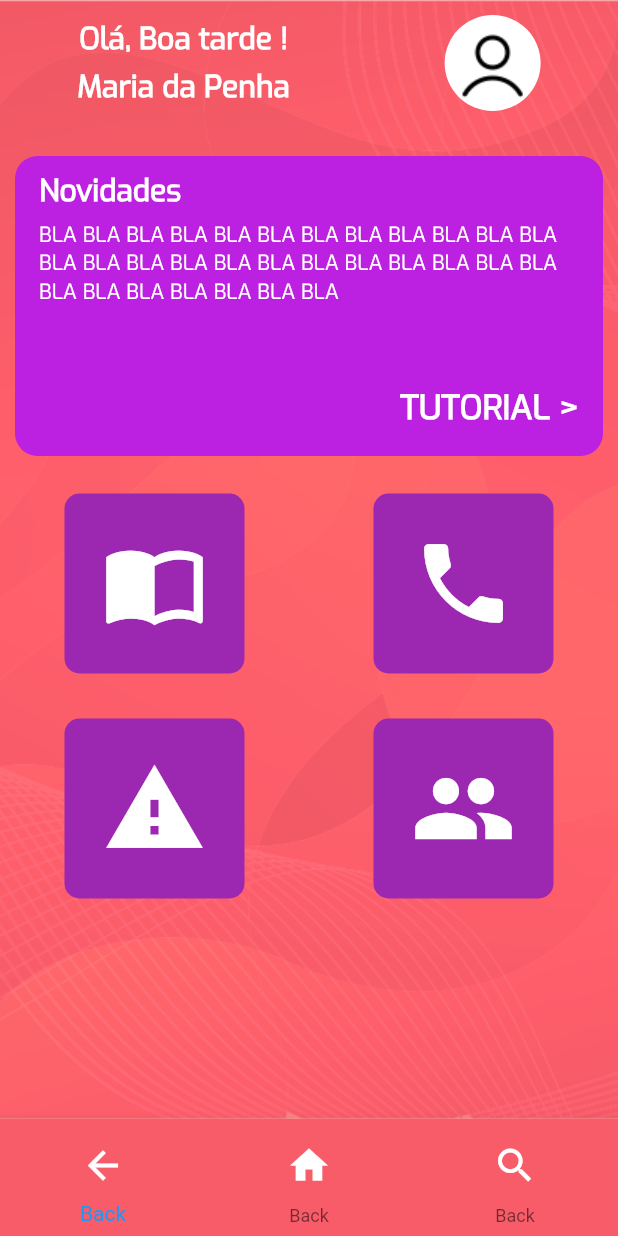
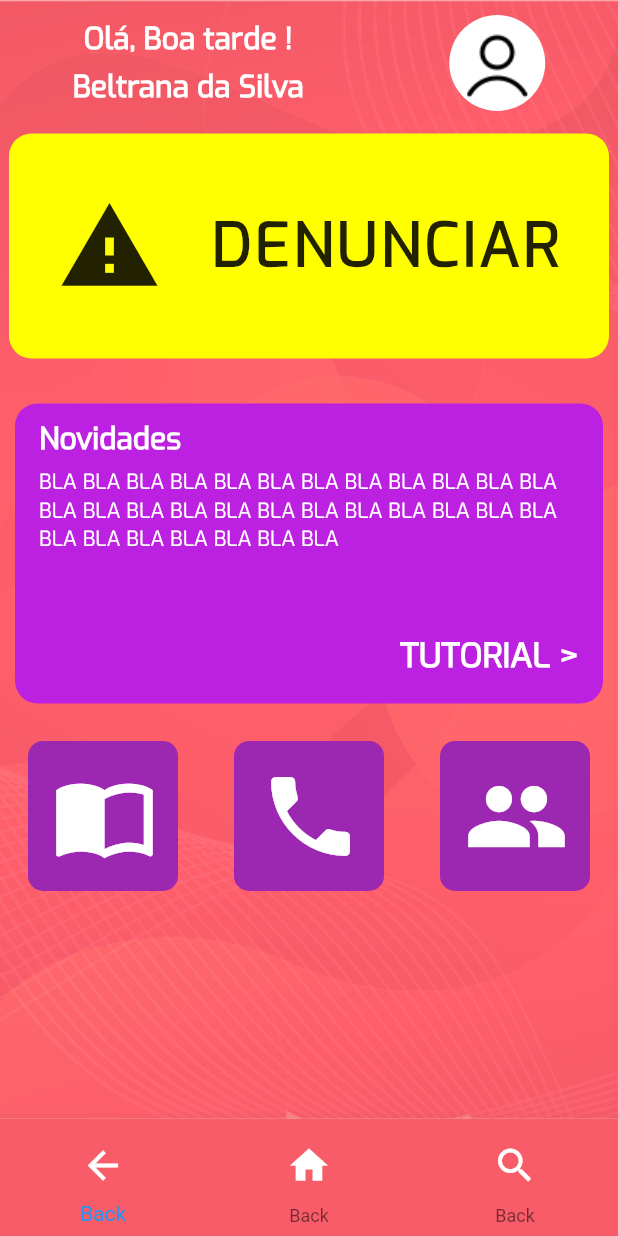
Before and after one commit to victoorraphael/arretadas_app, a Flutter app: the Info screen opened by its route, after a tap on "ENTRAR", on a phone screen of 412 x 824 dp. Run offline on Flutter 3.47's test engine with Material 2 defaults, Android fonts, the phone set to English and light mode, and no system bars.

Commit message:
change button DENUNCIAR

```diff
--- a/lib/screens/menu.dart
+++ b/lib/screens/menu.dart
@@ -39,7 +39,7 @@ class Menu extends StatelessWidget {
                           Container(
                             padding: EdgeInsets.only(top: 5),
                             child: Text(
-                              'Maria da Penha',
+                              'Beltrana da Silva',
                               style: TextStyle(
                                 color: Colors.white,
                                 fontSize: 20.0,
@@ -59,6 +59,33 @@ class Menu extends StatelessWidget {
                         child: Image.asset('assets/icon-person.png')
                       ),
                     ],
+                  ),
+                  Container(
+                    width: MediaQuery.of(context).size.width,
+                    height: 150.0,
+                    margin: EdgeInsets.only(left: 6, right: 6, top: 15),
+                    decoration: BoxDecoration(
+                      color: Colors.yellowAccent,
+                      borderRadius: BorderRadius.circular(15),
+                    ),
+                    child: Row(
+                      mainAxisAlignment: MainAxisAlignment.spaceEvenly,
+                      children: <Widget>[
+                        Icon(
+                          Icons.warning,
+                          size: 70,
+                        ),
+                        Text(
+                          'DENUNCIAR',
+                          style: TextStyle(
+                            fontFamily: 'Exo',
+                            fontWeight: FontWeight.bold,
+                            fontSize: 40,
+                            letterSpacing: 2,
+                          ),
+                        )
+                      ],
+                    ),
                   ),
                   SizedBox(height: 20,),
                   Container(
@@ -120,8 +147,8 @@ class Menu extends StatelessWidget {
                     children: <Widget>[
                       Container(
                         // Informacoes
-                        height: 120,
-                        width: 120,
+                        height: 100,
+                        width: 100,
                         decoration: BoxDecoration(
                           color: Colors.purple[500],
                           borderRadius: BorderRadius.circular(10),
@@ -137,8 +164,8 @@ class Menu extends StatelessWidget {
                       ),
                       Container(
                         // Contatos
-                        height: 120,
-                        width: 120,
+                        height: 100,
+                        width: 100,
                         decoration: BoxDecoration(
                           color: Colors.purple[500],
                           borderRadius: BorderRadius.circular(10),
@@ -152,33 +179,10 @@ class Menu extends StatelessWidget {
                             ),
                         ),
                       ),
-                    ],
-                  ),
-                  SizedBox(height: 30,),
-                  Row(
-                    mainAxisAlignment: MainAxisAlignment.spaceAround,
-                    children: <Widget>[
-                      Container(
-                        // Denuncia
-                        height: 120,
-                        width: 120,
-                        decoration: BoxDecoration(
-                          color: Colors.purple[500],
-                          borderRadius: BorderRadius.circular(10),
-                        ),
-                        child: FlatButton(
-                          onPressed: () {},
-                          child: Icon(
-                            Icons.warning,
-                            size: 70,
-                            color: Colors.white,
-                            ),
-                        ),
-                      ),
                       Container(
                         // Agenda
-                        height: 120,
-                        width: 120,
+                        height: 100,
+                        width: 100,
                         decoration: BoxDecoration(
                           color: Colors.purple[500],
                           borderRadius: BorderRadius.circular(10),
```
